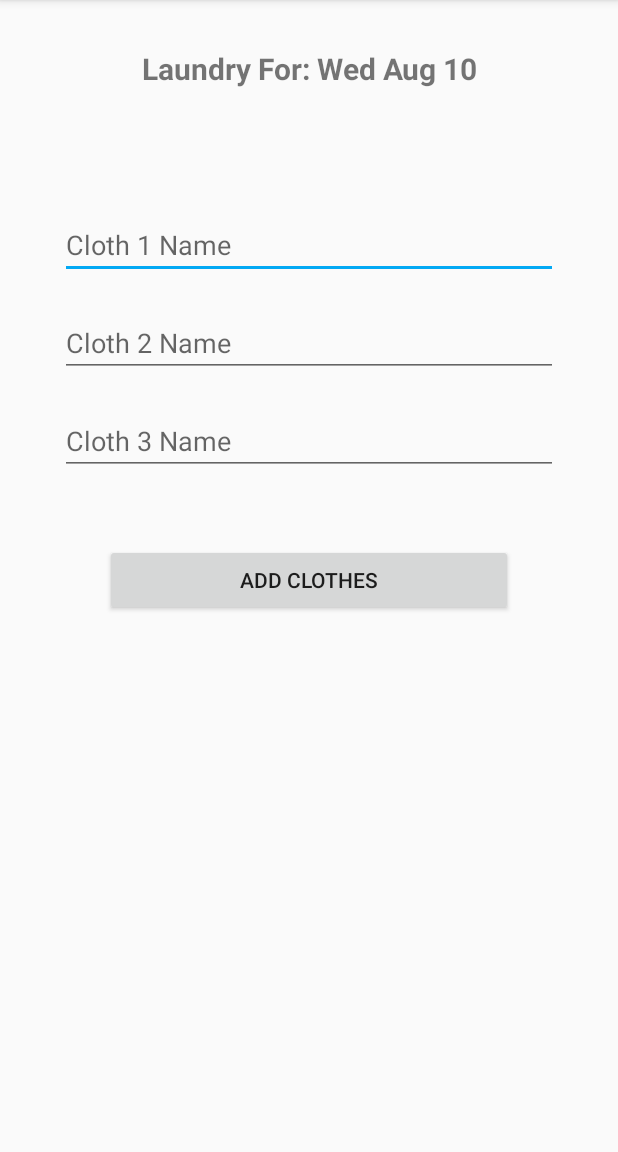
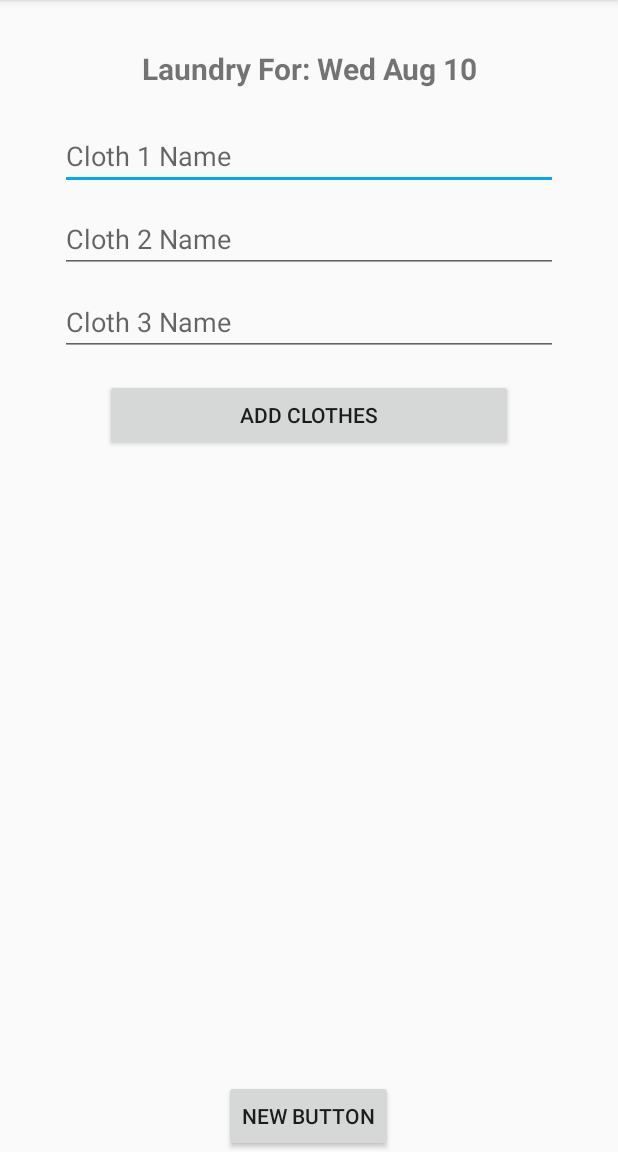
Before and after one commit to sashubham32/FinalMyRegime, an Android app: the AddLaundryUI screen opened directly, with no data from a screen before it, on a phone screen of 412 x 824 dp, the part 84-1236 px from its top. Run offline under Robolectric (Android 15) with nearby library versions, the phone set to English and light mode, and no system bars; our stand-ins replace Firebase (no records; nobody signed in at launch, a user with empty details on screens opened directly).

Commit message:
Added Expandable Recycler View

```diff
--- a/app/build.gradle
+++ b/app/build.gradle
@@ -28,7 +28,7 @@ dependencies {
     compile 'com.android.support:design:24.+'
     compile 'com.android.support:cardview-v7:24.0.+'
     compile 'com.android.support:recyclerview-v7:24.0.+'
-
+    compile 'com.bignerdranch.android:expandablerecyclerview:1.0.3'
 
 }
 
--- a/app/src/main/java/com/example/sashu/myregime/UI/AddLaundryUI.java
+++ b/app/src/main/java/com/example/sashu/myregime/UI/AddLaundryUI.java
@@ -1,11 +1,16 @@
 package com.example.sashu.myregime.UI;
 
 import android.content.Intent;
+import android.support.v7.app.ActionBar;
 import android.support.v7.app.AppCompatActivity;
 import android.os.Bundle;
+import android.text.Layout;
 import android.view.View;
+import android.view.ViewGroup;
 import android.widget.Button;
 import android.widget.EditText;
+import android.widget.LinearLayout;
+import android.widget.RelativeLayout;
 import android.widget.TextView;
 import android.widget.Toast;
 
@@ -22,6 +27,7 @@ import com.google.firebase.database.ValueEventListener;
 
 import org.w3c.dom.Text;
 
+import java.lang.reflect.Array;
 import java.util.ArrayList;
 import java.util.Date;
 import java.util.List;
@@ -34,6 +40,10 @@ public class AddLaundryUI extends AppCompatActivity {
     EditText cloth2EditText;
     EditText cloth3EditText;
     Button addClothesButton;
+    LinearLayout mainLinearLayout;
+    int clothCount;
+    Button addEditTextButton;
+    ArrayList<EditText> editTextList;
 
     String cloth1;
     String cloth2;
@@ -65,13 +75,28 @@ public class AddLaundryUI extends AppCompatActivity {
         cloth2EditText = (EditText) findViewById(R.id.cloth2EditText);
         cloth3EditText = (EditText) findViewById(R.id.cloth3EditText);
         addClothesButton = (Button) findViewById(R.id.addClothesButton);
+        mainLinearLayout = (LinearLayout) findViewById(R.id.mainLinearLayout);
+        addEditTextButton = (Button) findViewById(R.id.addEditText);
+        clothCount = 3;
+        editTextList = new ArrayList<>();
+        editTextList.add(cloth1EditText);
+        editTextList.add(cloth2EditText);
+        editTextList.add(cloth3EditText);
         clothesList = new ArrayList<ClothClass>();
         mRootRef = FirebaseDatabase.getInstance().getReference();
         mLaundryRef = mRootRef.child("Laundry");
+
         addClothesButton.setOnClickListener(new View.OnClickListener() {
             @Override
             public void onClick(View view) {
                 addClothes();
+            }
+        });
+
+        addEditTextButton.setOnClickListener(new View.OnClickListener() {
+            @Override
+            public void onClick(View view) {
+                addNewEditField();
             }
         });
 
@@ -81,12 +106,17 @@ public class AddLaundryUI extends AppCompatActivity {
 
         //Get Clothes From EditText
 
-        if ( cloth1EditText.getText().toString() != null && !cloth1EditText.getText().toString().equals(""))
+        for ( EditText editText : editTextList ){
+            if ( editText.getText().toString() != null && !editText.getText().toString().equals(""))
+                clothesList.add(new ClothClass(editText.getText().toString(), false));
+        }
+
+        /*if ( cloth1EditText.getText().toString() != null && !cloth1EditText.getText().toString().equals(""))
             clothesList.add(new ClothClass(cloth1EditText.getText().toString(), false));
         if ( cloth2EditText.getText().toString() != null && !cloth2EditText.getText().toString().equals(""))
             clothesList.add(new ClothClass(cloth2EditText.getText().toString(), false));
         if ( cloth3EditText.getText().toString() != null && !cloth3EditText.getText().toString().equals(""))
-            clothesList.add(new ClothClass(cloth3EditText.getText().toString(), false));
+            clothesList.add(new ClothClass(cloth3EditText.getText().toString(), false));*/
 
         //Add Clothes to Server
 
@@ -102,4 +132,32 @@ public class AddLaundryUI extends AppCompatActivity {
         startActivity(new Intent(AddLaundryUI.this, UILaundry.class));
 
     }
+
+    public void addNewEditField(){
+
+        Toast.makeText(AddLaundryUI.this, "Hey!", Toast.LENGTH_SHORT).show();
+
+        clothCount++;
+        EditText tempEditText = new EditText(AddLaundryUI.this);
+        editTextList.add(tempEditText);
+
+        LinearLayout.LayoutParams p = new LinearLayout.LayoutParams(ViewGroup.LayoutParams.MATCH_PARENT,
+                ViewGroup.LayoutParams.WRAP_CONTENT);
+
+        p.setMargins(120,20,120,10);
+
+        //p.addRule(RelativeLayout.BELOW, R.id.date_textView);
+        //p.addRule(RelativeLayout.ABOVE, R.id.cloth1EditText);
+
+        tempEditText.setLayoutParams(p);
+        tempEditText.setHint("Cloth " + clothCount + " Name");
+
+        mainLinearLayout.addView(tempEditText);
+
+
+
+
+
+
+    }
 }
--- a/app/src/main/res/layout/activity_add_laundry_ui.xml
+++ b/app/src/main/res/layout/activity_add_laundry_ui.xml
@@ -4,7 +4,10 @@
     xmlns:tools="http://schemas.android.com/tools"
     android:layout_width="match_parent"
     android:layout_height="match_parent"
-    tools:context="com.example.sashu.myregime.UI.AddLaundryUI">
+    tools:context="com.example.sashu.myregime.UI.AddLaundryUI"
+    android:id="@+id/addLaundryRelativeLayout"
+    >
+
 
     <TextView
         android:id="@+id/date_textView"
@@ -17,6 +20,12 @@
         android:layout_alignParentTop="true"
         android:layout_centerHorizontal="true"
         android:layout_marginTop="32dp" />
+
+    <LinearLayout
+        android:layout_width="match_parent"
+        android:layout_height="wrap_content"
+        android:id="@+id/mainLinearLayout"
+        android:orientation="vertical">
 
     <EditText
         android:layout_width="match_parent"
@@ -38,7 +47,7 @@
         android:layout_marginRight="40dp"
         android:layout_centerHorizontal="true"
         android:layout_below="@+id/cloth1EditText"
-        android:layout_marginTop="20dp" />
+        android:layout_marginTop="10dp" />
 
     <EditText
         android:layout_width="match_parent"
@@ -49,7 +58,10 @@
         android:layout_marginRight="40dp"
         android:layout_centerHorizontal="true"
         android:layout_below="@+id/cloth2EditText"
-        android:layout_marginTop="20dp" />
+        android:layout_marginTop="10dp" />
+
+
+    </LinearLayout>
 
     <Button
         android:layout_width="match_parent"
@@ -57,10 +69,19 @@
         android:text="Add Clothes"
         android:layout_centerHorizontal="true"
         android:id="@+id/addClothesButton"
-        android:layout_below="@+id/cloth3EditText"
-        android:layout_marginTop="46dp"
+        android:layout_below="@+id/mainLinearLayout"
+        android:layout_marginTop="15dp"
         android:layout_marginLeft="70dp"
         android:layout_marginRight="70dp"
         />
 
+    <Button
+        style="?android:attr/buttonStyleSmall"
+        android:layout_width="wrap_content"
+        android:layout_height="wrap_content"
+        android:text="New Button"
+        android:id="@+id/addEditText"
+        android:layout_alignParentBottom="true"
+        android:layout_centerHorizontal="true" />
+
 </RelativeLayout>
```
Also changed, not shown: app/src/main/java/com/example/sashu/myregime/UI/UILaundry.java (+30 -2 lines), app/src/main/java/com/example/sashu/myregime/data/ClothBundleClass.java (+13 -1 lines), app/src/main/java/com/example/sashu/myregime/data/LaundryExpandableAdapter.java (added, +59 -0 lines), app/src/main/java/com/example/sashu/myregime/data/LaundryListChildViewHolder.java (added, +19 -0 lines), app/src/main/java/com/example/sashu/myregime/data/LaundryListParentViewHolder.java (added, +26 -0 lines), app/src/main/res/layout/card_view.xml (+12 -1 lines), app/src/main/res/layout/child_view.xml (added, +14 -0 lines), app/src/main/java/com/example/sashu/myregime/data/ClothesAdapter.java (line endings or trailing spaces), app/src/main/res/drawable/ic_arrow_down.png (added).
